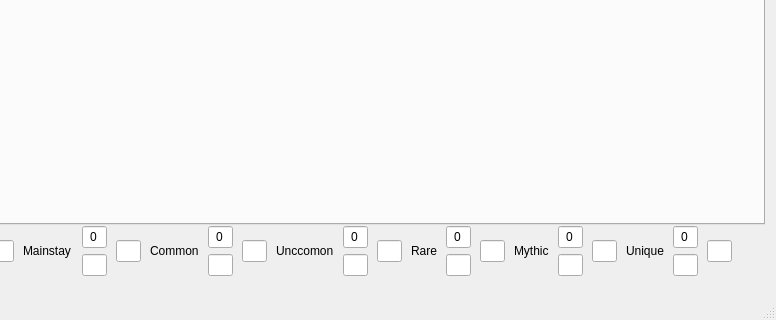
This is mainwindow.ui in JediCat/Muster_Maker as Qt 5 draws it before an edit; both pictures show x 316 to 1092 and y 205 to 525 of the 1092 by 525 pixel window. The edited form follows.
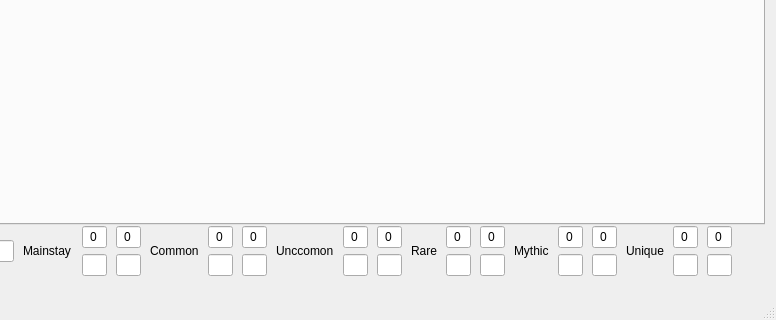
This is the edited form.

```diff
--- a/mainwindow.ui
+++ b/mainwindow.ui
@@ -77,28 +77,6 @@
          </property>
         </widget>
        </item>
-       <item row="0" column="7" rowspan="2">
-        <widget class="QLineEdit" name="read_mnstyMax">
-         <property name="sizePolicy">
-          <sizepolicy hsizetype="Fixed" vsizetype="Fixed">
-           <horstretch>0</horstretch>
-           <verstretch>0</verstretch>
-          </sizepolicy>
-         </property>
-         <property name="maximumSize">
-          <size>
-           <width>25</width>
-           <height>16777215</height>
-          </size>
-         </property>
-         <property name="alignment">
-          <set>Qt::AlignCenter</set>
-         </property>
-         <property name="readOnly">
-          <bool>true</bool>
-         </property>
-        </widget>
-       </item>
        <item row="1" column="6">
         <widget class="QLineEdit" name="read_mnstyMin">
          <property name="sizePolicy">
@@ -136,7 +114,7 @@
          </property>
         </widget>
        </item>
-       <item row="0" column="8" rowspan="2">
+       <item row="0" column="9" rowspan="2">
         <widget class="QLabel" name="la_common">
          <property name="sizePolicy">
           <sizepolicy hsizetype="Fixed" vsizetype="Preferred">
@@ -149,7 +127,7 @@
          </property>
         </widget>
        </item>
-       <item row="0" column="9">
+       <item row="0" column="10">
         <widget class="QLineEdit" name="read_cmmnCurr">
          <property name="sizePolicy">
           <sizepolicy hsizetype="Fixed" vsizetype="Fixed">
@@ -174,28 +152,6 @@
          </property>
         </widget>
        </item>
-       <item row="0" column="19" rowspan="2">
-        <widget class="QLineEdit" name="read_mythicMax">
-         <property name="sizePolicy">
-          <sizepolicy hsizetype="Fixed" vsizetype="Fixed">
-           <horstretch>0</horstretch>
-           <verstretch>0</verstretch>
-          </sizepolicy>
-         </property>
-         <property name="maximumSize">
-          <size>
-           <width>25</width>
-           <height>16777215</height>
-          </size>
-         </property>
-         <property name="alignment">
-          <set>Qt::AlignCenter</set>
-         </property>
-         <property name="readOnly">
-          <bool>true</bool>
-         </property>
-        </widget>
-       </item>
        <item row="0" column="6">
         <widget class="QLineEdit" name="read_mnstyCurr">
          <property name="sizePolicy">
@@ -221,7 +177,7 @@
          </property>
         </widget>
        </item>
-       <item row="1" column="9">
+       <item row="1" column="10">
         <widget class="QLineEdit" name="read_cmmnMin">
          <property name="sizePolicy">
           <sizepolicy hsizetype="Fixed" vsizetype="Fixed">
@@ -243,29 +199,7 @@
          </property>
         </widget>
        </item>
-       <item row="0" column="10" rowspan="2">
-        <widget class="QLineEdit" name="read_cmmnMax">
-         <property name="sizePolicy">
-          <sizepolicy hsizetype="Fixed" vsizetype="Fixed">
-           <horstretch>0</horstretch>
-           <verstretch>0</verstretch>
-          </sizepolicy>
-         </property>
-         <property name="maximumSize">
-          <size>
-           <width>25</width>
-           <height>16777215</height>
-          </size>
-         </property>
-         <property name="alignment">
-          <set>Qt::AlignCenter</set>
-         </property>
-         <property name="readOnly">
-          <bool>true</bool>
-         </property>
-        </widget>
-       </item>
-       <item row="0" column="21">
+       <item row="0" column="26">
         <widget class="QLineEdit" name="read_uniqueCurr">
          <property name="sizePolicy">
           <sizepolicy hsizetype="Fixed" vsizetype="Fixed">
@@ -290,7 +224,7 @@
          </property>
         </widget>
        </item>
-       <item row="0" column="11" rowspan="2">
+       <item row="0" column="13" rowspan="2">
         <widget class="QLabel" name="la_uncommon">
          <property name="sizePolicy">
           <sizepolicy hsizetype="Fixed" vsizetype="Preferred">
@@ -303,7 +237,7 @@
          </property>
         </widget>
        </item>
-       <item row="0" column="12">
+       <item row="0" column="14">
         <widget class="QLineEdit" name="read_uncmmnCurr">
          <property name="sizePolicy">
           <sizepolicy hsizetype="Fixed" vsizetype="Fixed">
@@ -328,7 +262,7 @@
          </property>
         </widget>
        </item>
-       <item row="0" column="18">
+       <item row="0" column="22">
         <widget class="QLineEdit" name="read_mythicCurr">
          <property name="sizePolicy">
           <sizepolicy hsizetype="Fixed" vsizetype="Fixed">
@@ -353,7 +287,7 @@
          </property>
         </widget>
        </item>
-       <item row="0" column="14" rowspan="2">
+       <item row="0" column="17" rowspan="2">
         <widget class="QLabel" name="la_rare">
          <property name="sizePolicy">
           <sizepolicy hsizetype="Fixed" vsizetype="Preferred">
@@ -366,7 +300,7 @@
          </property>
         </widget>
        </item>
-       <item row="1" column="12">
+       <item row="1" column="14">
         <widget class="QLineEdit" name="read_uncmmnMin">
          <property name="sizePolicy">
           <sizepolicy hsizetype="Fixed" vsizetype="Fixed">
@@ -388,29 +322,7 @@
          </property>
         </widget>
        </item>
-       <item row="0" column="13" rowspan="2">
-        <widget class="QLineEdit" name="read_uncmmnMax">
-         <property name="sizePolicy">
-          <sizepolicy hsizetype="Fixed" vsizetype="Fixed">
-           <horstretch>0</horstretch>
-           <verstretch>0</verstretch>
-          </sizepolicy>
-         </property>
-         <property name="maximumSize">
-          <size>
-           <width>25</width>
-           <height>16777215</height>
-          </size>
-         </property>
-         <property name="alignment">
-          <set>Qt::AlignCenter</set>
-         </property>
-         <property name="readOnly">
-          <bool>true</bool>
-         </property>
-        </widget>
-       </item>
-       <item row="0" column="17" rowspan="2">
+       <item row="0" column="21" rowspan="2">
         <widget class="QLabel" name="la_mythic">
          <property name="sizePolicy">
           <sizepolicy hsizetype="Fixed" vsizetype="Preferred">
@@ -423,7 +335,7 @@
          </property>
         </widget>
        </item>
-       <item row="0" column="15">
+       <item row="0" column="18">
         <widget class="QLineEdit" name="read_rareCurr">
          <property name="sizePolicy">
           <sizepolicy hsizetype="Fixed" vsizetype="Fixed">
@@ -448,7 +360,7 @@
          </property>
         </widget>
        </item>
-       <item row="1" column="15">
+       <item row="1" column="18">
         <widget class="QLineEdit" name="read_rareMin">
          <property name="sizePolicy">
           <sizepolicy hsizetype="Fixed" vsizetype="Fixed">
@@ -470,29 +382,7 @@
          </property>
         </widget>
        </item>
-       <item row="0" column="16" rowspan="2">
-        <widget class="QLineEdit" name="read_rareMax">
-         <property name="sizePolicy">
-          <sizepolicy hsizetype="Fixed" vsizetype="Fixed">
-           <horstretch>0</horstretch>
-           <verstretch>0</verstretch>
-          </sizepolicy>
-         </property>
-         <property name="maximumSize">
-          <size>
-           <width>25</width>
-           <height>16777215</height>
-          </size>
-         </property>
-         <property name="alignment">
-          <set>Qt::AlignCenter</set>
-         </property>
-         <property name="readOnly">
-          <bool>true</bool>
-         </property>
-        </widget>
-       </item>
-       <item row="0" column="20" rowspan="2">
+       <item row="0" column="25" rowspan="2">
         <widget class="QLabel" name="la_unique">
          <property name="sizePolicy">
           <sizepolicy hsizetype="Fixed" vsizetype="Preferred">
@@ -505,7 +395,7 @@
          </property>
         </widget>
        </item>
-       <item row="1" column="18">
+       <item row="1" column="22">
         <widget class="QLineEdit" name="read_mythicMin">
          <property name="sizePolicy">
           <sizepolicy hsizetype="Fixed" vsizetype="Fixed">
@@ -527,7 +417,7 @@
          </property>
         </widget>
        </item>
-       <item row="1" column="21">
+       <item row="1" column="26">
         <widget class="QLineEdit" name="read_uniqueMin">
          <property name="sizePolicy">
           <sizepolicy hsizetype="Fixed" vsizetype="Fixed">
@@ -565,28 +455,6 @@
          </property>
         </widget>
        </item>
-       <item row="0" column="22" rowspan="2">
-        <widget class="QLineEdit" name="read_uniqueMax">
-         <property name="sizePolicy">
-          <sizepolicy hsizetype="Fixed" vsizetype="Fixed">
-           <horstretch>0</horstretch>
-           <verstretch>0</verstretch>
-          </sizepolicy>
-         </property>
-         <property name="maximumSize">
-          <size>
-           <width>25</width>
-           <height>16777215</height>
-          </size>
-         </property>
-         <property name="alignment">
-          <set>Qt::AlignCenter</set>
-         </property>
-         <property name="readOnly">
-          <bool>true</bool>
-         </property>
-        </widget>
-       </item>
        <item row="0" column="1" rowspan="2">
         <widget class="QLabel" name="la_gold">
          <property name="sizePolicy">
@@ -655,6 +523,288 @@
          </property>
         </widget>
        </item>
+       <item row="1" column="19">
+        <widget class="QLineEdit" name="read_rareMax">
+         <property name="sizePolicy">
+          <sizepolicy hsizetype="Fixed" vsizetype="Fixed">
+           <horstretch>0</horstretch>
+           <verstretch>0</verstretch>
+          </sizepolicy>
+         </property>
+         <property name="maximumSize">
+          <size>
+           <width>25</width>
+           <height>16777215</height>
+          </size>
+         </property>
+         <property name="alignment">
+          <set>Qt::AlignCenter</set>
+         </property>
+         <property name="readOnly">
+          <bool>true</bool>
+         </property>
+        </widget>
+       </item>
+       <item row="0" column="19">
+        <widget class="QLineEdit" name="read_rareTotal">
+         <property name="sizePolicy">
+          <sizepolicy hsizetype="Fixed" vsizetype="Fixed">
+           <horstretch>0</horstretch>
+           <verstretch>0</verstretch>
+          </sizepolicy>
+         </property>
+         <property name="maximumSize">
+          <size>
+           <width>25</width>
+           <height>16777215</height>
+          </size>
+         </property>
+         <property name="text">
+          <string>0</string>
+         </property>
+         <property name="alignment">
+          <set>Qt::AlignCenter</set>
+         </property>
+         <property name="readOnly">
+          <bool>true</bool>
+         </property>
+        </widget>
+       </item>
+       <item row="0" column="15">
+        <widget class="QLineEdit" name="read_uncmmnTotal">
+         <property name="sizePolicy">
+          <sizepolicy hsizetype="Fixed" vsizetype="Fixed">
+           <horstretch>0</horstretch>
+           <verstretch>0</verstretch>
+          </sizepolicy>
+         </property>
+         <property name="maximumSize">
+          <size>
+           <width>25</width>
+           <height>16777215</height>
+          </size>
+         </property>
+         <property name="text">
+          <string>0</string>
+         </property>
+         <property name="alignment">
+          <set>Qt::AlignCenter</set>
+         </property>
+         <property name="readOnly">
+          <bool>true</bool>
+         </property>
+        </widget>
+       </item>
+       <item row="0" column="11">
+        <widget class="QLineEdit" name="read_cmmnTotal">
+         <property name="sizePolicy">
+          <sizepolicy hsizetype="Fixed" vsizetype="Fixed">
+           <horstretch>0</horstretch>
+           <verstretch>0</verstretch>
+          </sizepolicy>
+         </property>
+         <property name="maximumSize">
+          <size>
+           <width>25</width>
+           <height>16777215</height>
+          </size>
+         </property>
+         <property name="text">
+          <string>0</string>
+         </property>
+         <property name="alignment">
+          <set>Qt::AlignCenter</set>
+         </property>
+         <property name="readOnly">
+          <bool>true</bool>
+         </property>
+        </widget>
+       </item>
+       <item row="0" column="23">
+        <widget class="QLineEdit" name="read_mythicTotal">
+         <property name="sizePolicy">
+          <sizepolicy hsizetype="Fixed" vsizetype="Fixed">
+           <horstretch>0</horstretch>
+           <verstretch>0</verstretch>
+          </sizepolicy>
+         </property>
+         <property name="maximumSize">
+          <size>
+           <width>25</width>
+           <height>16777215</height>
+          </size>
+         </property>
+         <property name="text">
+          <string>0</string>
+         </property>
+         <property name="alignment">
+          <set>Qt::AlignCenter</set>
+         </property>
+         <property name="readOnly">
+          <bool>true</bool>
+         </property>
+        </widget>
+       </item>
+       <item row="1" column="11">
+        <widget class="QLineEdit" name="read_cmmnMax">
+         <property name="sizePolicy">
+          <sizepolicy hsizetype="Fixed" vsizetype="Fixed">
+           <horstretch>0</horstretch>
+           <verstretch>0</verstretch>
+          </sizepolicy>
+         </property>
+         <property name="maximumSize">
+          <size>
+           <width>25</width>
+           <height>16777215</height>
+          </size>
+         </property>
+         <property name="alignment">
+          <set>Qt::AlignCenter</set>
+         </property>
+         <property name="readOnly">
+          <bool>true</bool>
+         </property>
+        </widget>
+       </item>
+       <item row="1" column="7">
+        <widget class="QLineEdit" name="read_mnstyMax">
+         <property name="sizePolicy">
+          <sizepolicy hsizetype="Fixed" vsizetype="Fixed">
+           <horstretch>0</horstretch>
+           <verstretch>0</verstretch>
+          </sizepolicy>
+         </property>
+         <property name="maximumSize">
+          <size>
+           <width>25</width>
+           <height>16777215</height>
+          </size>
+         </property>
+         <property name="alignment">
+          <set>Qt::AlignCenter</set>
+         </property>
+         <property name="readOnly">
+          <bool>true</bool>
+         </property>
+        </widget>
+       </item>
+       <item row="0" column="7">
+        <widget class="QLineEdit" name="read_mnstyTotal">
+         <property name="sizePolicy">
+          <sizepolicy hsizetype="Fixed" vsizetype="Fixed">
+           <horstretch>0</horstretch>
+           <verstretch>0</verstretch>
+          </sizepolicy>
+         </property>
+         <property name="maximumSize">
+          <size>
+           <width>25</width>
+           <height>16777215</height>
+          </size>
+         </property>
+         <property name="text">
+          <string>0</string>
+         </property>
+         <property name="alignment">
+          <set>Qt::AlignCenter</set>
+         </property>
+         <property name="readOnly">
+          <bool>true</bool>
+         </property>
+        </widget>
+       </item>
+       <item row="1" column="15">
+        <widget class="QLineEdit" name="read_uncmmnMax">
+         <property name="sizePolicy">
+          <sizepolicy hsizetype="Fixed" vsizetype="Fixed">
+           <horstretch>0</horstretch>
+           <verstretch>0</verstretch>
+          </sizepolicy>
+         </property>
+         <property name="maximumSize">
+          <size>
+           <width>25</width>
+           <height>16777215</height>
+          </size>
+         </property>
+         <property name="alignment">
+          <set>Qt::AlignCenter</set>
+         </property>
+         <property name="readOnly">
+          <bool>true</bool>
+         </property>
+        </widget>
+       </item>
+       <item row="1" column="23">
+        <widget class="QLineEdit" name="read_mythicMax">
+         <property name="sizePolicy">
+          <sizepolicy hsizetype="Fixed" vsizetype="Fixed">
+           <horstretch>0</horstretch>
+           <verstretch>0</verstretch>
+          </sizepolicy>
+         </property>
+         <property name="maximumSize">
+          <size>
+           <width>25</width>
+           <height>16777215</height>
+          </size>
+         </property>
+         <property name="alignment">
+          <set>Qt::AlignCenter</set>
+         </property>
+         <property name="readOnly">
+          <bool>true</bool>
+         </property>
+        </widget>
+       </item>
+       <item row="1" column="27">
+        <widget class="QLineEdit" name="read_uniqueMax">
+         <property name="sizePolicy">
+          <sizepolicy hsizetype="Fixed" vsizetype="Fixed">
+           <horstretch>0</horstretch>
+           <verstretch>0</verstretch>
+          </sizepolicy>
+         </property>
+         <property name="maximumSize">
+          <size>
+           <width>25</width>
+           <height>16777215</height>
+          </size>
+         </property>
+         <property name="alignment">
+          <set>Qt::AlignCenter</set>
+         </property>
+         <property name="readOnly">
+          <bool>true</bool>
+         </property>
+        </widget>
+       </item>
+       <item row="0" column="27">
+        <widget class="QLineEdit" name="read_uniqueTotal">
+         <property name="sizePolicy">
+          <sizepolicy hsizetype="Fixed" vsizetype="Fixed">
+           <horstretch>0</horstretch>
+           <verstretch>0</verstretch>
+          </sizepolicy>
+         </property>
+         <property name="maximumSize">
+          <size>
+           <width>25</width>
+           <height>16777215</height>
+          </size>
+         </property>
+         <property name="text">
+          <string>0</string>
+         </property>
+         <property name="alignment">
+          <set>Qt::AlignCenter</set>
+         </property>
+         <property name="readOnly">
+          <bool>true</bool>
+         </property>
+        </widget>
+       </item>
       </layout>
       <zorder>la_battleSize</zorder>
       <zorder>batSizeSlct</zorder>
@@ -662,30 +812,36 @@
       <zorder>la_mainstay</zorder>
       <zorder>read_mnstyCurr</zorder>
       <zorder>read_mnstyMin</zorder>
-      <zorder>read_mnstyMax</zorder>
       <zorder>la_common</zorder>
       <zorder>read_cmmnCurr</zorder>
       <zorder>read_cmmnMin</zorder>
-      <zorder>read_cmmnMax</zorder>
       <zorder>la_uncommon</zorder>
       <zorder>read_uncmmnCurr</zorder>
       <zorder>read_uncmmnMin</zorder>
-      <zorder>read_uncmmnMax</zorder>
       <zorder>la_rare</zorder>
       <zorder>read_rareCurr</zorder>
       <zorder>read_rareMin</zorder>
-      <zorder>read_rareMax</zorder>
       <zorder>la_mythic</zorder>
       <zorder>read_mythicCurr</zorder>
       <zorder>read_mythicMin</zorder>
-      <zorder>read_mythicMax</zorder>
       <zorder>la_unique</zorder>
       <zorder>read_uniqueCurr</zorder>
       <zorder>read_uniqueMin</zorder>
-      <zorder>read_uniqueMax</zorder>
       <zorder>la_gold</zorder>
       <zorder>read_goldCurr</zorder>
       <zorder>read_goldMax</zorder>
+      <zorder>read_mnstyMax</zorder>
+      <zorder>read_mnstyTotal</zorder>
+      <zorder>read_cmmnMax</zorder>
+      <zorder>read_cmmnTotal</zorder>
+      <zorder>read_uncmmnMax</zorder>
+      <zorder>read_uncmmnTotal</zorder>
+      <zorder>read_rareMax</zorder>
+      <zorder>read_rareTotal</zorder>
+      <zorder>read_mythicMax</zorder>
+      <zorder>read_mythicTotal</zorder>
+      <zorder>read_uniqueMax</zorder>
+      <zorder>read_uniqueTotal</zorder>
      </widget>
     </item>
     <item row="0" column="0">
```
